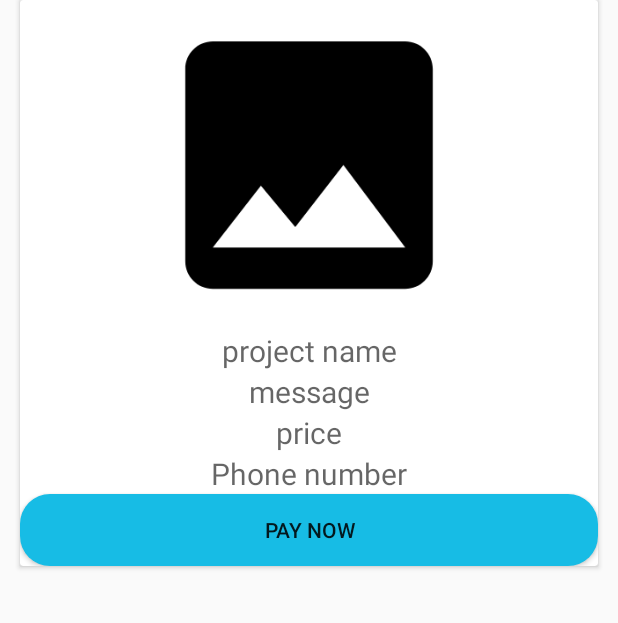
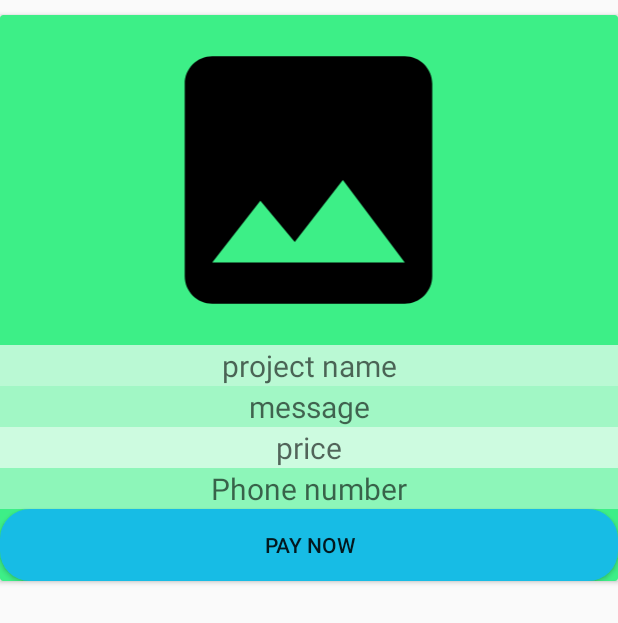
Before and after one commit to quoraboy/Crowd_Fund_Raising_MobileApp, an Android app: the layout image_item.xml on its own in the app's theme, with its tools: preview values and no code run, on a phone screen of 412 x 824 dp. Shown: the top 623 px of the screen. Run offline under Robolectric (Android 15) with nearby library versions, the phone set to English and light mode, and no system bars.

```diff
--- a/app/src/main/java/com/example/myapplication/NavigationDrawer.java
+++ b/app/src/main/java/com/example/myapplication/NavigationDrawer.java
@@ -106,6 +106,7 @@ public class NavigationDrawer extends AppCompatActivity
         } else if (id == R.id.AddProject) {
                fragment=new rentit();
         } else if (id == R.id.Profile) {
+            fragment=new Profile();
 
         } else if (id == R.id.Settings) {
 
--- a/app/src/main/res/layout/image_item.xml
+++ b/app/src/main/res/layout/image_item.xml
@@ -1,11 +1,14 @@
 <?xml version="1.0" encoding="utf-8"?>
 <android.support.v7.widget.CardView xmlns:android="http://schemas.android.com/apk/res/android"
-    android:layout_width="385dp"
+    xmlns:app="http://schemas.android.com/apk/res-auto"
+    android:layout_width="match_parent"
     android:layout_height="wrap_content"
 
     android:layout_centerHorizontal="false"
     android:layout_centerVertical="false"
-    android:layout_gravity="center_horizontal">
+    android:layout_gravity="center_horizontal"
+    android:layout_marginTop="10dp"
+    app:cardBackgroundColor="#3DEF87">
 
     <LinearLayout
         android:layout_width="match_parent"
@@ -15,8 +18,9 @@
 
         <ImageView
             android:id="@+id/image_View"
-            android:layout_width="match_parent"
+            android:layout_width="330dp"
             android:layout_height="220dp"
+            android:layout_gravity="center|center_horizontal"
             android:src="@drawable/photo" />
 
         <TextView
@@ -24,6 +28,7 @@
             android:layout_width="match_parent"
             android:layout_height="match_parent"
             android:layout_weight="1"
+            android:background="#A5FFFFFF"
             android:gravity="center_horizontal"
             android:hint="project name"
             android:textSize="20sp" />
@@ -33,6 +38,7 @@
             android:layout_width="match_parent"
             android:layout_height="match_parent"
             android:layout_weight="1"
+            android:background="#84FFFFFF"
             android:gravity="center_horizontal"
             android:hint="message"
             android:textSize="20sp" />
@@ -42,25 +48,27 @@
             android:layout_width="match_parent"
             android:layout_height="match_parent"
             android:layout_weight="1"
+            android:background="#BDFFFFFF"
             android:gravity="center_horizontal"
             android:hint="price"
             android:textSize="20sp" />
 
         <TextView
+            android:id="@+id/phoneno"
             android:layout_width="match_parent"
             android:layout_height="match_parent"
+            android:background="#69FFFFFF"
             android:gravity="center_horizontal"
             android:hint="Phone number"
-            android:textSize="20sp"
-            android:id="@+id/phoneno"
-            android:textIsSelectable="true"/>
+            android:textIsSelectable="true"
+            android:textSize="20sp" />
+
         <Button
+            android:id="@+id/paynow"
             android:layout_width="match_parent"
             android:layout_height="match_parent"
-            android:id="@+id/paynow"
-            android:text="Pay Now"
             android:background="@drawable/roundedbtn"
-            />
+            android:text="Pay Now" />
 
     </LinearLayout>
 
```
Also changed, not shown: app/src/main/java/com/example/myapplication/Profile.java (+12 -4 lines), app/src/main/java/com/example/myapplication/image_adaptor.java (+24 -4 lines).
